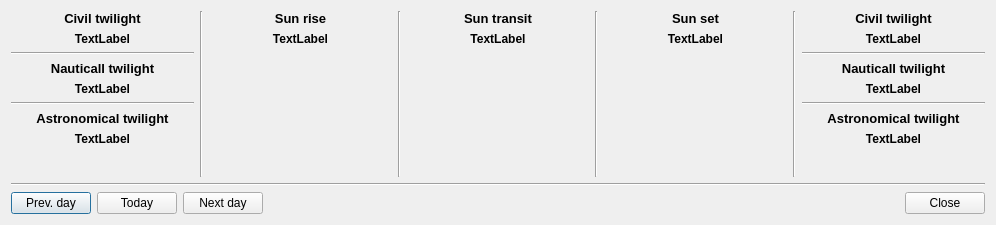
Old version of the form twilightdialog.ui in the repository PavelMr/skytechx.
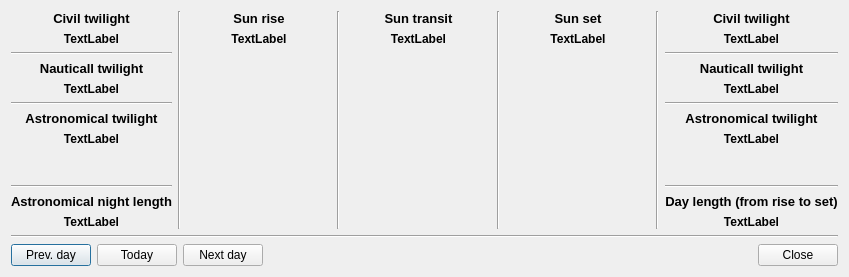
New version of the form. Icons and pictures are not drawn.

Diff of the .ui file:
```diff
--- a/twilightdialog.ui
+++ b/twilightdialog.ui
@@ -6,8 +6,8 @@
    <rect>
     <x>0</x>
     <y>0</y>
-    <width>996</width>
-    <height>225</height>
+    <width>849</width>
+    <height>277</height>
    </rect>
   </property>
   <property name="windowTitle">
@@ -154,6 +154,62 @@
            </property>
           </spacer>
          </item>
+         <item>
+          <spacer name="verticalSpacer_2">
+           <property name="orientation">
+            <enum>Qt::Vertical</enum>
+           </property>
+           <property name="sizeType">
+            <enum>QSizePolicy::Fixed</enum>
+           </property>
+           <property name="sizeHint" stdset="0">
+            <size>
+             <width>20</width>
+             <height>12</height>
+            </size>
+           </property>
+          </spacer>
+         </item>
+         <item>
+          <widget class="Line" name="line_10">
+           <property name="orientation">
+            <enum>Qt::Horizontal</enum>
+           </property>
+          </widget>
+         </item>
+         <item>
+          <widget class="QLabel" name="label_8">
+           <property name="font">
+            <font>
+             <pointsize>10</pointsize>
+             <weight>75</weight>
+             <bold>true</bold>
+            </font>
+           </property>
+           <property name="text">
+            <string>Astronomical night length</string>
+           </property>
+           <property name="alignment">
+            <set>Qt::AlignCenter</set>
+           </property>
+          </widget>
+         </item>
+         <item>
+          <widget class="QLabel" name="label_a1">
+           <property name="font">
+            <font>
+             <weight>75</weight>
+             <bold>true</bold>
+            </font>
+           </property>
+           <property name="text">
+            <string>TextLabel</string>
+           </property>
+           <property name="alignment">
+            <set>Qt::AlignCenter</set>
+           </property>
+          </widget>
+         </item>
         </layout>
        </item>
        <item>
@@ -514,6 +570,62 @@
                </property>
               </spacer>
              </item>
+             <item>
+              <spacer name="verticalSpacer_3">
+               <property name="orientation">
+                <enum>Qt::Vertical</enum>
+               </property>
+               <property name="sizeType">
+                <enum>QSizePolicy::Fixed</enum>
+               </property>
+               <property name="sizeHint" stdset="0">
+                <size>
+                 <width>20</width>
+                 <height>8</height>
+                </size>
+               </property>
+              </spacer>
+             </item>
+             <item>
+              <widget class="Line" name="line_11">
+               <property name="orientation">
+                <enum>Qt::Horizontal</enum>
+               </property>
+              </widget>
+             </item>
+             <item>
+              <widget class="QLabel" name="label_9">
+               <property name="font">
+                <font>
+                 <pointsize>10</pointsize>
+                 <weight>75</weight>
+                 <bold>true</bold>
+                </font>
+               </property>
+               <property name="text">
+                <string>Day length (from rise to set)</string>
+               </property>
+               <property name="alignment">
+                <set>Qt::AlignCenter</set>
+               </property>
+              </widget>
+             </item>
+             <item>
+              <widget class="QLabel" name="label_a2">
+               <property name="font">
+                <font>
+                 <weight>75</weight>
+                 <bold>true</bold>
+                </font>
+               </property>
+               <property name="text">
+                <string>TextLabel</string>
+               </property>
+               <property name="alignment">
+                <set>Qt::AlignCenter</set>
+               </property>
+              </widget>
+             </item>
             </layout>
            </item>
           </layout>
```
